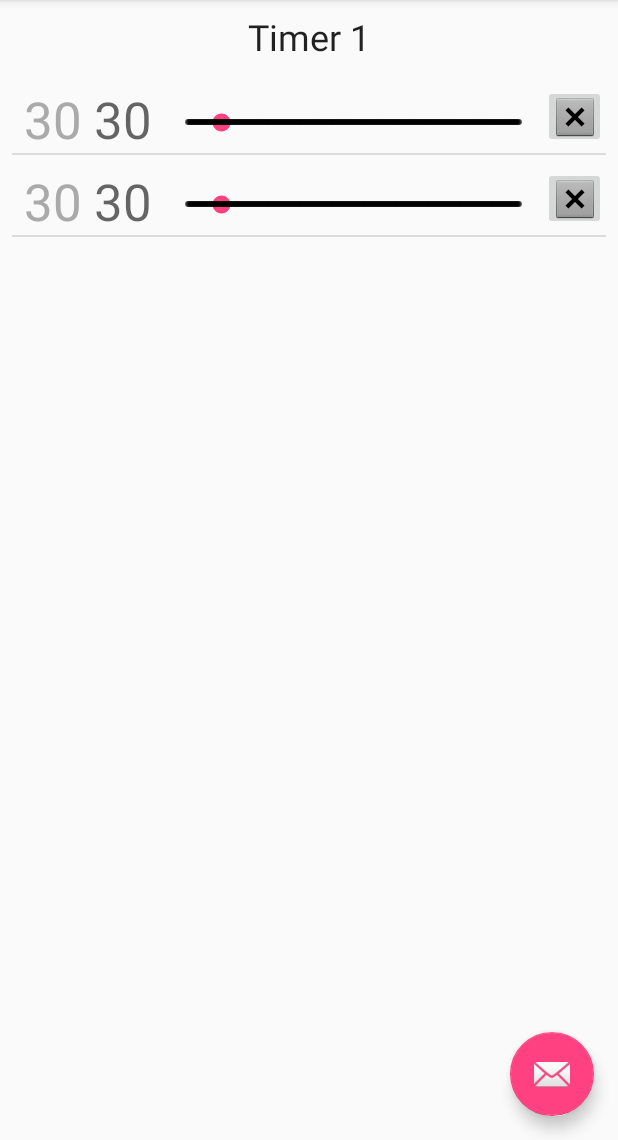
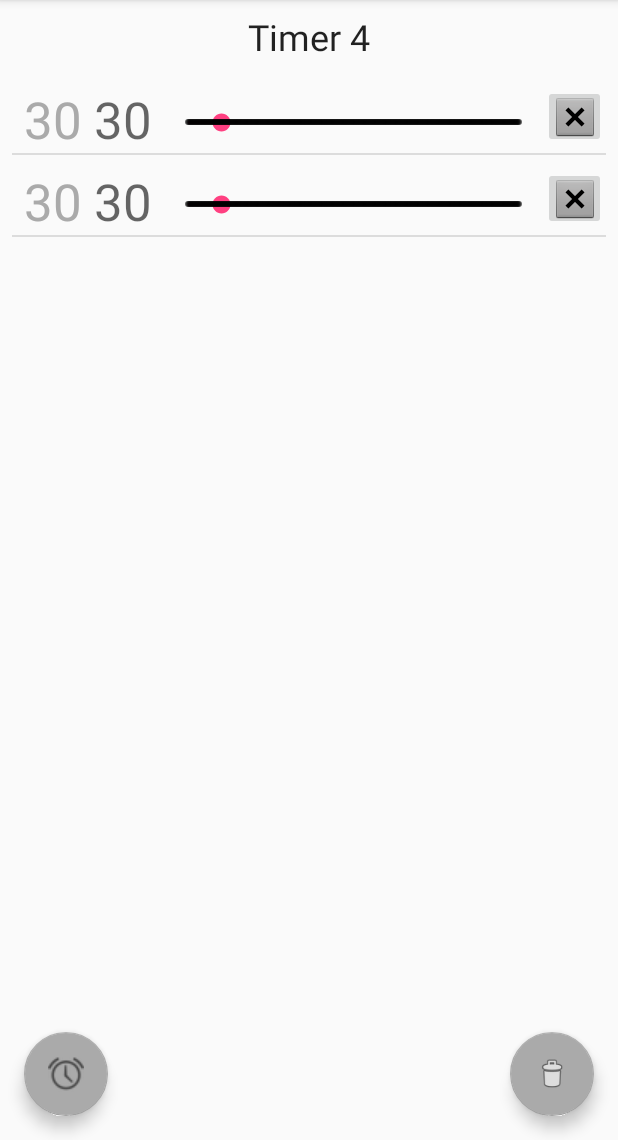
Before and after one commit to jeancharles-roger/SportTimerAndroid, an Android app: the screen it shows after launch (MainActivity), in the options menu, after a tap on "Settings", on a phone screen of 412 x 824 dp, the part 96-1236 px from its top. Run offline under Robolectric (Android 15) with nearby library versions, the light colour scheme and no system bars.

Commit message:
Adds add and delete timers

```diff
--- a/app/src/main/java/fr/minibilles/sporttimer/MainActivity.kt
+++ b/app/src/main/java/fr/minibilles/sporttimer/MainActivity.kt
@@ -1,20 +1,17 @@
 package fr.minibilles.sporttimer
 
 import android.content.Context
+import android.os.Bundle
 import android.support.design.widget.Snackbar
-import android.support.v7.app.AppCompatActivity
-
 import android.support.v4.app.Fragment
 import android.support.v4.app.FragmentManager
 import android.support.v4.app.FragmentPagerAdapter
-import android.os.Bundle
+import android.support.v7.app.AppCompatActivity
 import android.view.Menu
 import android.view.MenuItem
-
 import kotlinx.android.synthetic.main.activity_main.*
 import org.json.JSONArray
 import org.json.JSONTokener
-import kotlin.collections.ArrayList
 
 class MainActivity : AppCompatActivity() {
 
@@ -55,10 +52,27 @@ class MainActivity : AppCompatActivity() {
         // Set up the ViewPager with the sections adapter.
         container.adapter = mSectionsPagerAdapter
 
-        fab.setOnClickListener { view ->
-            Snackbar.make(view, "Replace with your own action", Snackbar.LENGTH_LONG)
-                    .setAction("Action", null).show()
+        val deleteButton = delete
+
+        add.setOnClickListener {
+            val newTimer = TimerDescription(newTimerName(timers))
+            timers.add(newTimer)
+            container.adapter = mSectionsPagerAdapter
+            container.currentItem = timers.size - 1
+            deleteButton.isEnabled = timers.size > 1
+
+            Snackbar.make(it, "Added '${newTimer.name}'", Snackbar.LENGTH_LONG).show()
         }
+
+        delete.setOnClickListener {
+            val removedTimer = timers[container.currentItem]
+            timers.removeAt(container.currentItem)
+            container.adapter = mSectionsPagerAdapter
+
+            deleteButton.isEnabled = timers.size > 1
+            Snackbar.make(it, "Deleted '${removedTimer.name}'", Snackbar.LENGTH_LONG).show()
+        }
+        delete.isEnabled = timers.size > 1
 
     }
 
@@ -86,7 +100,7 @@ class MainActivity : AppCompatActivity() {
      * A [FragmentPagerAdapter] that returns a fragment corresponding to
      * one of the sections/tabs/pages.
      */
-    inner class SectionsPagerAdapter(fm: FragmentManager, val timers: List<TimerDescription>) : FragmentPagerAdapter(fm) {
+    inner class SectionsPagerAdapter(fm: FragmentManager, private val timers: List<TimerDescription>) : FragmentPagerAdapter(fm) {
 
         override fun getItem(position: Int): Fragment {
             // getItem is called to instantiate the fragment for the given page.
--- a/app/src/main/java/fr/minibilles/sporttimer/utils.kt
+++ b/app/src/main/java/fr/minibilles/sporttimer/utils.kt
@@ -31,6 +31,22 @@ fun JSONArray.toIntArrayList(): ArrayList<Int> {
     return result
 }
 
+private val intEnding = Regex("^.*([0-9]+)$")
+
+fun newTimerName(timers: List<TimerDescription>): String {
+    var higher = 0
+    timers.forEach {
+        val matchResult = intEnding.matchEntire(it.name)
+        if (matchResult != null) {
+            val current = matchResult.groups[1]?.value?.toInt()
+            if (current != null && current > higher) {
+                higher = current
+            }
+        }
+    }
+    return "Timer ${higher + 1}"
+}
+
 val defaultTimersJson =
 """[
   { "name": "Timer 1", "durations": [30, 30] },
--- a/app/src/main/res/layout/activity_main.xml
+++ b/app/src/main/res/layout/activity_main.xml
@@ -36,11 +36,21 @@
         app:layout_behavior="@string/appbar_scrolling_view_behavior" />
 
     <android.support.design.widget.FloatingActionButton
-        android:id="@+id/fab"
+        android:id="@+id/delete"
         android:layout_width="wrap_content"
         android:layout_height="wrap_content"
         android:layout_gravity="end|bottom"
         android:layout_margin="@dimen/fab_margin"
-        app:srcCompat="@android:drawable/ic_dialog_email" />
+        app:backgroundTint="@android:color/darker_gray"
+        app:srcCompat="@android:drawable/ic_menu_delete" />
+
+    <android.support.design.widget.FloatingActionButton
+        android:id="@+id/add"
+        android:layout_width="wrap_content"
+        android:layout_height="wrap_content"
+        android:layout_gravity="start|bottom"
+        android:layout_margin="@dimen/fab_margin"
+        app:backgroundTint="@android:color/darker_gray"
+        app:srcCompat="@android:drawable/ic_lock_idle_alarm" />
 
 </android.support.design.widget.CoordinatorLayout>
--- a/app/src/main/res/layout/duration_item.xml
+++ b/app/src/main/res/layout/duration_item.xml
@@ -38,7 +38,7 @@
         android:layout_marginStart="8dp"
         android:layout_marginTop="24dp"
         android:max="300"
-        android:progress="5"
+        android:progress="30"
         app:layout_constraintEnd_toStartOf="@+id/delete"
         app:layout_constraintStart_toEndOf="@+id/duration"
         app:layout_constraintTop_toTopOf="parent"
@@ -52,5 +52,6 @@
         app:layout_constraintEnd_toEndOf="parent"
         app:layout_constraintStart_toEndOf="@+id/duration_seek"
         app:layout_constraintTop_toTopOf="parent"
-        app:srcCompat="@android:drawable/btn_dialog" />
+        app:srcCompat="@android:drawable/btn_dialog"
+        android:contentDescription="@string/delete_duration" />
 </android.support.constraint.ConstraintLayout>
--- a/app/src/main/res/values/strings.xml
+++ b/app/src/main/res/values/strings.xml
@@ -1,5 +1,5 @@
 <resources>
     <string name="app_name">Sport Timer</string>
     <string name="action_settings">Settings</string>
-    <string name="section_format">Hello World from section: %1$d</string>
+    <string name="delete_duration">Delete duration</string>
 </resources>
```
Also changed, not shown: 2 other files.
